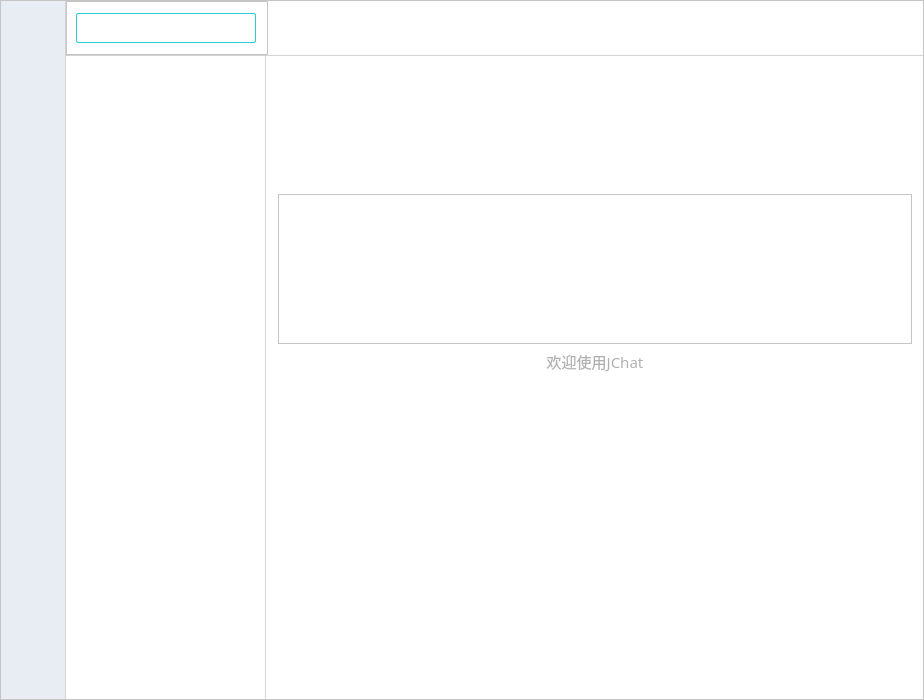
First picture: the form in JChat/MainWidget.ui, repository jpush/jchat-windows, before the edit.
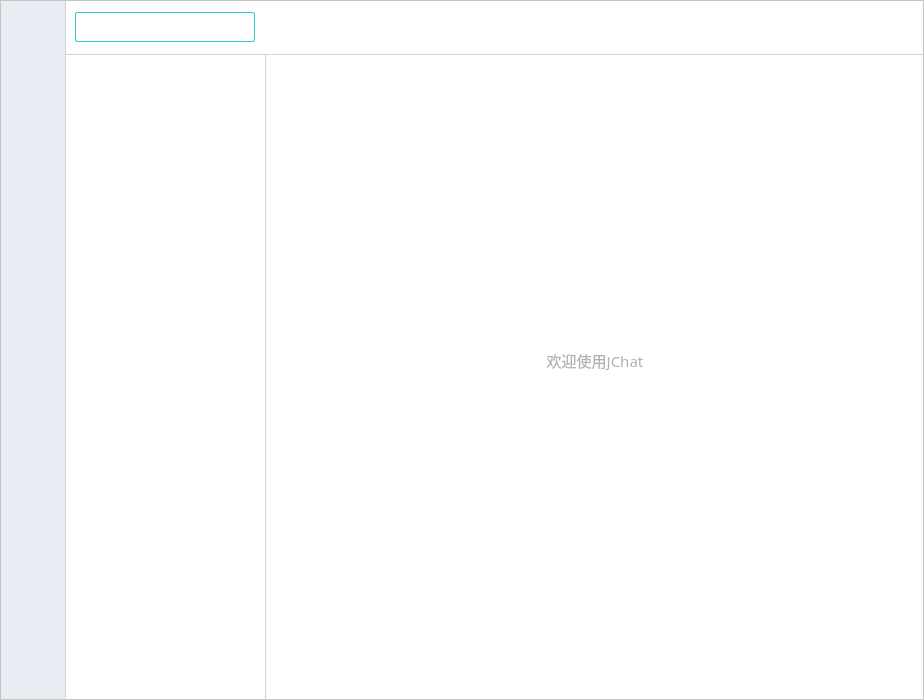
Second picture: the form after the edit. The open tabs and pages were chosen to show the change. Icons and pictures are not drawn. Custom widgets are drawn as their Qt base class.

Diff of the .ui file:
```diff
--- a/JChat/MainWidget.ui
+++ b/JChat/MainWidget.ui
@@ -22,6 +22,9 @@
 	font-family:&quot;微软雅黑&quot;;	
 	background-color: rgb(255, 255, 255);
 }
+QLabel{
+	border:none;
+}
 QPushButton
 {
 	color: rgb(0, 0, 0);
@@ -595,9 +598,6 @@
                <verstretch>0</verstretch>
               </sizepolicy>
              </property>
-             <property name="frameShape">
-              <enum>QFrame::StyledPanel</enum>
-             </property>
              <property name="frameShadow">
               <enum>QFrame::Raised</enum>
              </property>
@@ -802,6 +802,9 @@
                  <height>16777215</height>
                 </size>
                </property>
+               <property name="frameShape">
+                <enum>QFrame::NoFrame</enum>
+               </property>
                <property name="verticalScrollBarPolicy">
                 <enum>Qt::ScrollBarAsNeeded</enum>
                </property>
@@ -856,7 +859,7 @@
 image: url(:/image/resource/WelcomePage.png);</string>
                    </property>
                    <property name="frameShape">
-                    <enum>QFrame::StyledPanel</enum>
+                    <enum>QFrame::NoFrame</enum>
                    </property>
                    <property name="frameShadow">
                     <enum>QFrame::Raised</enum>
```
Left out of the diff: 9 changed lines with no effect on the pictures.
